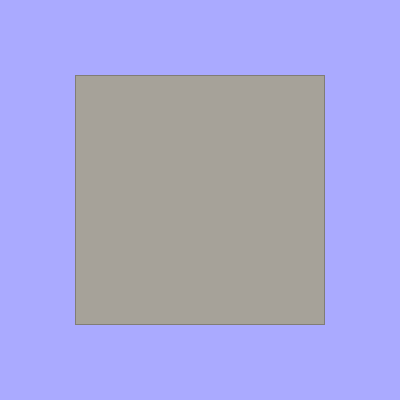
Old version of the form showproduct.ui in the repository M0tgh3y/MOT-Stor-Qt.
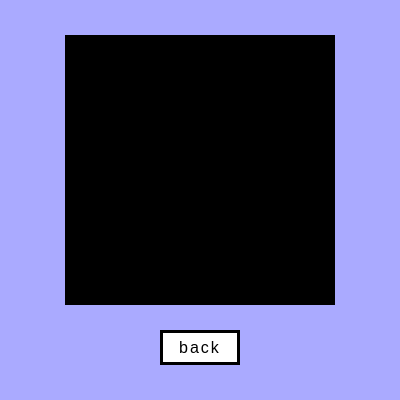
New version of the form.

Diff of the .ui file:
```diff
--- a/showproduct.ui
+++ b/showproduct.ui
@@ -19,14 +19,66 @@
   <widget class="QTableWidget" name="tableWidget">
    <property name="geometry">
     <rect>
-     <x>75</x>
-     <y>75</y>
-     <width>250</width>
-     <height>250</height>
+     <x>65</x>
+     <y>35</y>
+     <width>270</width>
+     <height>270</height>
     </rect>
    </property>
    <property name="styleSheet">
-    <string notr="true">background-color: rgb(166, 162, 153)</string>
+    <string notr="true">background-color: rgb(0, 0, 0)</string>
+   </property>
+  </widget>
+  <widget class="QPushButton" name="back">
+   <property name="geometry">
+    <rect>
+     <x>160</x>
+     <y>330</y>
+     <width>80</width>
+     <height>35</height>
+    </rect>
+   </property>
+   <property name="sizePolicy">
+    <sizepolicy hsizetype="Minimum" vsizetype="Maximum">
+     <horstretch>0</horstretch>
+     <verstretch>0</verstretch>
+    </sizepolicy>
+   </property>
+   <property name="cursor">
+    <cursorShape>PointingHandCursor</cursorShape>
+   </property>
+   <property name="styleSheet">
+    <string notr="true">QPushButton {
+    font-family: &quot;Open Sans&quot;, sans-serif;
+    font-size: 16px;
+    letter-spacing: 2px;
+    text-decoration: none;
+    text-transform: uppercase;
+    color: #000;
+    border: 3px solid #000;   /* Solid border */
+    padding: 0.25em 0.5em;
+    border-radius: 15px 225px 255px 15px;  /* Custom border radius */
+    position: relative;
+    background-color: #fff;   /* White background for the button */
+    transition: all 0.3s ease; /* Smooth transition for hover effect */
+}
+
+QPushButton:hover {
+    background-color: #e0e0e0;  /* Change background color on hover */
+    border: 3px solid #888;     /* Lighter border on hover */
+    transform: scale(1.05);      /* Slightly increase the size on hover */
+}
+
+QPushButton:pressed {
+    border: 3px solid #333;  /* Darker border on press */
+    background-color: #f0f0f0;  /* Change background color when pressed */
+    top: 5px;
+    left: 5px;
+}
+</string>
+   </property>
+   <property name="text">
+    <string>back</string>
    </property>
   </widget>
  </widget>
```
